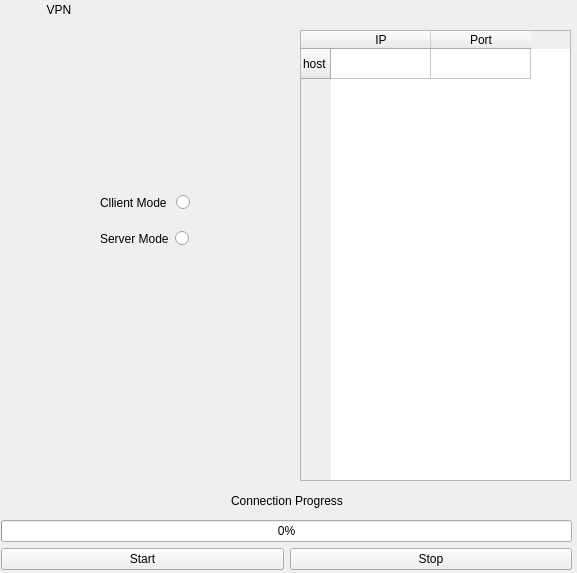
First picture: the form in VPN_UI.ui, repository wellincall/412-Assignment3, before the edit.
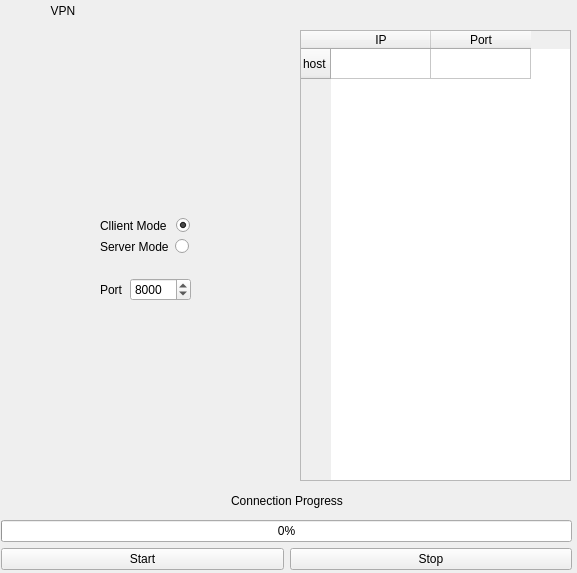
Second picture: the form after the edit.

What changed in the file:
```diff
--- a/VPN_UI.ui
+++ b/VPN_UI.ui
@@ -13,7 +13,15 @@
   <property name="windowTitle">
    <string>VPN</string>
   </property>
-  <widget class="QWidget" name="">
+  <widget class="QWidget" name="layoutWidget">
+   <property name="geometry">
+    <rect>
+     <x>0</x>
+     <y>0</y>
+     <width>119</width>
+     <height>22</height>
+    </rect>
+   </property>
    <layout class="QHBoxLayout" name="horizontalLayout_3">
     <item>
      <spacer name="horizontalSpacer_3">
@@ -50,7 +58,7 @@
     </item>
    </layout>
   </widget>
-  <widget class="QWidget" name="">
+  <widget class="QWidget" name="layoutWidget">
    <property name="geometry">
     <rect>
      <x>1</x>
@@ -149,15 +157,17 @@
     </property>
    </column>
   </widget>
-  <widget class="QWidget" name="">
+  <widget class="QWidget" name="layoutWidget">
    <property name="geometry">
     <rect>
      <x>100</x>
-     <y>180</y>
+     <y>200</y>
      <width>91</width>
-     <height>81</height>
+     <height>121</height>
     </rect>
    </property>
+   <layout class="QVBoxLayout" name="verticalLayout_3">
+    <item>
    <layout class="QVBoxLayout" name="verticalLayout_2">
     <item>
      <layout class="QHBoxLayout" name="horizontalLayout_4">
@@ -173,6 +183,9 @@
         <property name="text">
          <string/>
         </property>
+          <property name="checked">
+           <bool>true</bool>
+          </property>
        </widget>
       </item>
      </layout>
@@ -190,6 +203,29 @@
        <widget class="QRadioButton" name="server">
         <property name="text">
          <string/>
+          </property>
+         </widget>
+        </item>
+       </layout>
+      </item>
+     </layout>
+    </item>
+    <item>
+     <layout class="QHBoxLayout" name="horizontalLayout_6">
+      <item>
+       <widget class="QLabel" name="label_5">
+        <property name="text">
+         <string>Port</string>
+        </property>
+       </widget>
+      </item>
+      <item>
+       <widget class="QSpinBox" name="port_box">
+        <property name="maximum">
+         <number>60000</number>
+        </property>
+        <property name="value">
+         <number>8000</number>
         </property>
        </widget>
       </item>
```
Lines whose indentation alone changed are shown as unchanged.
